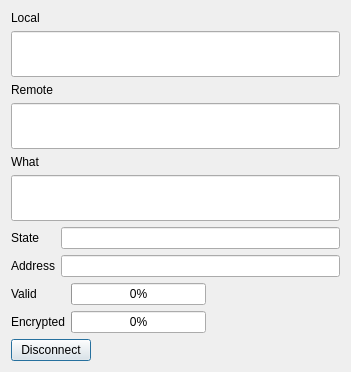
Above: ui/mirror.ui from berndhs/egalite before the change. Below: the same form after it.
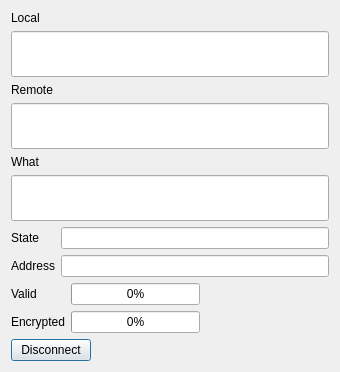
That is the form after the change.

```diff
--- a/ui/mirror.ui
+++ b/ui/mirror.ui
@@ -6,7 +6,7 @@
    <rect>
     <x>0</x>
     <y>0</y>
-    <width>351</width>
+    <width>340</width>
     <height>372</height>
    </rect>
   </property>
```
